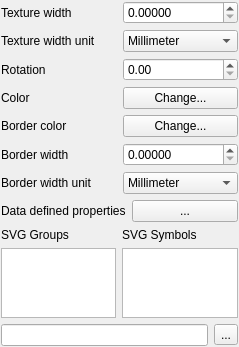
Qt form src/ui/symbollayer/widget_svgfill.ui (carsmie/QGIS) before a commit.
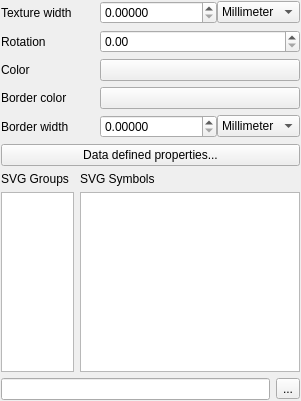
The same form after that commit. Custom widgets are drawn as their Qt base class.

Patch:
```diff
--- a/src/ui/symbollayer/widget_svgfill.ui
+++ b/src/ui/symbollayer/widget_svgfill.ui
@@ -6,8 +6,8 @@
    <rect>
     <x>0</x>
     <y>0</y>
-    <width>239</width>
-    <height>346</height>
+    <width>301</width>
+    <height>401</height>
    </rect>
   </property>
   <property name="windowTitle">
@@ -17,7 +17,7 @@
    <property name="margin">
     <number>1</number>
    </property>
-   <item row="2" column="0">
+   <item row="1" column="0">
     <layout class="QGridLayout" name="gridLayout_2">
      <item row="0" column="0">
       <widget class="QLabel" name="mSymbolGroupLabel">
@@ -34,10 +34,23 @@
       </widget>
      </item>
      <item row="1" column="0">
-      <widget class="QTreeView" name="mSvgTreeView"/>
+      <widget class="QTreeView" name="mSvgTreeView">
+       <property name="sizePolicy">
+        <sizepolicy hsizetype="Expanding" vsizetype="Expanding">
+         <horstretch>1</horstretch>
+         <verstretch>0</verstretch>
+        </sizepolicy>
+       </property>
+      </widget>
      </item>
      <item row="1" column="1">
       <widget class="QListView" name="mSvgListView">
+       <property name="sizePolicy">
+        <sizepolicy hsizetype="Expanding" vsizetype="Expanding">
+         <horstretch>3</horstretch>
+         <verstretch>0</verstretch>
+        </sizepolicy>
+       </property>
        <property name="flow">
         <enum>QListView::LeftToRight</enum>
        </property>
@@ -54,7 +67,7 @@
      </item>
     </layout>
    </item>
-   <item row="3" column="0">
+   <item row="2" column="0">
     <layout class="QHBoxLayout" name="horizontalLayout">
      <item>
       <widget class="QLineEdit" name="mSVGLineEdit"/>
@@ -69,9 +82,30 @@
     </layout>
    </item>
    <item row="0" column="0">
-    <layout class="QGridLayout" name="gridLayout">
+    <layout class="QFormLayout" name="formLayout">
+     <property name="fieldGrowthPolicy">
+      <enum>QFormLayout::AllNonFixedFieldsGrow</enum>
+     </property>
+     <property name="horizontalSpacing">
+      <number>28</number>
+     </property>
+     <item row="0" column="0">
+      <widget class="QLabel" name="mTextureWidthLabel">
+       <property name="text">
+        <string>Texture width</string>
+       </property>
+      </widget>
+     </item>
      <item row="0" column="1">
+      <layout class="QHBoxLayout" name="horizontalLayout_2">
+       <item>
       <widget class="QDoubleSpinBox" name="mTextureWidthSpinBox">
+         <property name="sizePolicy">
+          <sizepolicy hsizetype="Minimum" vsizetype="Fixed">
+           <horstretch>1</horstretch>
+           <verstretch>0</verstretch>
+          </sizepolicy>
+         </property>
        <property name="decimals">
         <number>5</number>
        </property>
@@ -80,91 +114,87 @@
        </property>
       </widget>
      </item>
-     <item row="4" column="0">
-      <widget class="QLabel" name="mBorderColorLabel">
+       <item>
+        <widget class="QComboBox" name="mTextureWidthUnitComboBox">
+         <item>
        <property name="text">
-        <string>Border color</string>
-       </property>
-      </widget>
-     </item>
-     <item row="5" column="0">
-      <widget class="QLabel" name="mBorderWidthLabel">
+           <string>Millimeter</string>
+          </property>
+         </item>
+         <item>
        <property name="text">
-        <string>Border width</string>
-       </property>
-      </widget>
-     </item>
-     <item row="5" column="1">
-      <widget class="QDoubleSpinBox" name="mBorderWidthSpinBox">
-       <property name="decimals">
-        <number>5</number>
-       </property>
-      </widget>
-     </item>
-     <item row="3" column="1">
-      <widget class="QgsColorButton" name="mChangeColorButton">
-       <property name="text">
-        <string>Change...</string>
-       </property>
-      </widget>
+           <string>Map unit</string>
+          </property>
+         </item>
+        </widget>
+       </item>
+      </layout>
      </item>
      <item row="1" column="0">
-      <widget class="QLabel" name="mTextureWidthUnitLabel">
-       <property name="text">
-        <string>Texture width unit</string>
-       </property>
-      </widget>
-     </item>
-     <item row="4" column="1">
-      <widget class="QgsColorButton" name="mChangeBorderColorButton">
-       <property name="text">
-        <string>Change...</string>
-       </property>
-      </widget>
-     </item>
-     <item row="2" column="0">
       <widget class="QLabel" name="mRotationLabel">
        <property name="text">
         <string>Rotation</string>
        </property>
       </widget>
      </item>
-     <item row="3" column="0">
+     <item row="1" column="1">
+      <widget class="QDoubleSpinBox" name="mRotationSpinBox">
+       <property name="maximum">
+        <double>360.000000000000000</double>
+       </property>
+      </widget>
+     </item>
+     <item row="2" column="0">
       <widget class="QLabel" name="mColorLabel">
        <property name="text">
         <string>Color</string>
        </property>
       </widget>
      </item>
-     <item row="0" column="0">
-      <widget class="QLabel" name="mTextureWidthLabel">
-       <property name="text">
-        <string>Texture width</string>
-       </property>
-      </widget>
-     </item>
      <item row="2" column="1">
-      <widget class="QDoubleSpinBox" name="mRotationSpinBox">
-       <property name="maximum">
-        <double>360.000000000000000</double>
+      <widget class="QgsColorButton" name="mChangeColorButton">
+       <property name="text">
+        <string/>
        </property>
       </widget>
      </item>
-     <item row="1" column="1">
-      <widget class="QComboBox" name="mTextureWidthUnitComboBox">
-       <item>
+     <item row="3" column="0">
+      <widget class="QLabel" name="mBorderColorLabel">
         <property name="text">
-         <string>Millimeter</string>
-        </property>
-       </item>
-       <item>
+        <string>Border color</string>
+       </property>
+      </widget>
+     </item>
+     <item row="3" column="1">
+      <widget class="QgsColorButton" name="mChangeBorderColorButton">
         <property name="text">
-         <string>Map unit</string>
-        </property>
-       </item>
+        <string/>
+       </property>
+      </widget>
+     </item>
+     <item row="4" column="0">
+      <widget class="QLabel" name="mBorderWidthLabel">
+       <property name="text">
+        <string>Border width</string>
+       </property>
       </widget>
      </item>
-     <item row="6" column="1">
+     <item row="4" column="1">
+      <layout class="QHBoxLayout" name="horizontalLayout_4">
+       <item>
+        <widget class="QDoubleSpinBox" name="mBorderWidthSpinBox">
+         <property name="sizePolicy">
+          <sizepolicy hsizetype="Minimum" vsizetype="Fixed">
+           <horstretch>1</horstretch>
+           <verstretch>0</verstretch>
+          </sizepolicy>
+         </property>
+         <property name="decimals">
+          <number>5</number>
+         </property>
+        </widget>
+       </item>
+       <item>
       <widget class="QComboBox" name="mSvgOutlineWidthUnitComboBox">
        <item>
         <property name="text">
@@ -178,25 +208,9 @@
        </item>
       </widget>
      </item>
-     <item row="6" column="0">
-      <widget class="QLabel" name="mSvgOutlineWidthUnitLabel">
-       <property name="text">
-        <string>Border width unit</string>
-       </property>
-      </widget>
-     </item>
-    </layout>
-   </item>
-   <item row="1" column="0">
-    <layout class="QHBoxLayout" name="horizontalLayout_3">
-     <item>
-      <widget class="QLabel" name="mDataDefinedPropertiesLabel">
-       <property name="text">
-        <string>Data defined properties</string>
-       </property>
-      </widget>
-     </item>
-     <item>
+      </layout>
+     </item>
+     <item row="5" column="0" colspan="2">
       <widget class="QPushButton" name="mDataDefinedPropertiesButton">
        <property name="sizePolicy">
         <sizepolicy hsizetype="Minimum" vsizetype="Fixed">
@@ -205,7 +219,7 @@
         </sizepolicy>
        </property>
        <property name="text">
-        <string>...</string>
+        <string>Data defined properties...</string>
        </property>
       </widget>
      </item>
```
Lines whose indentation alone changed are shown as unchanged.
